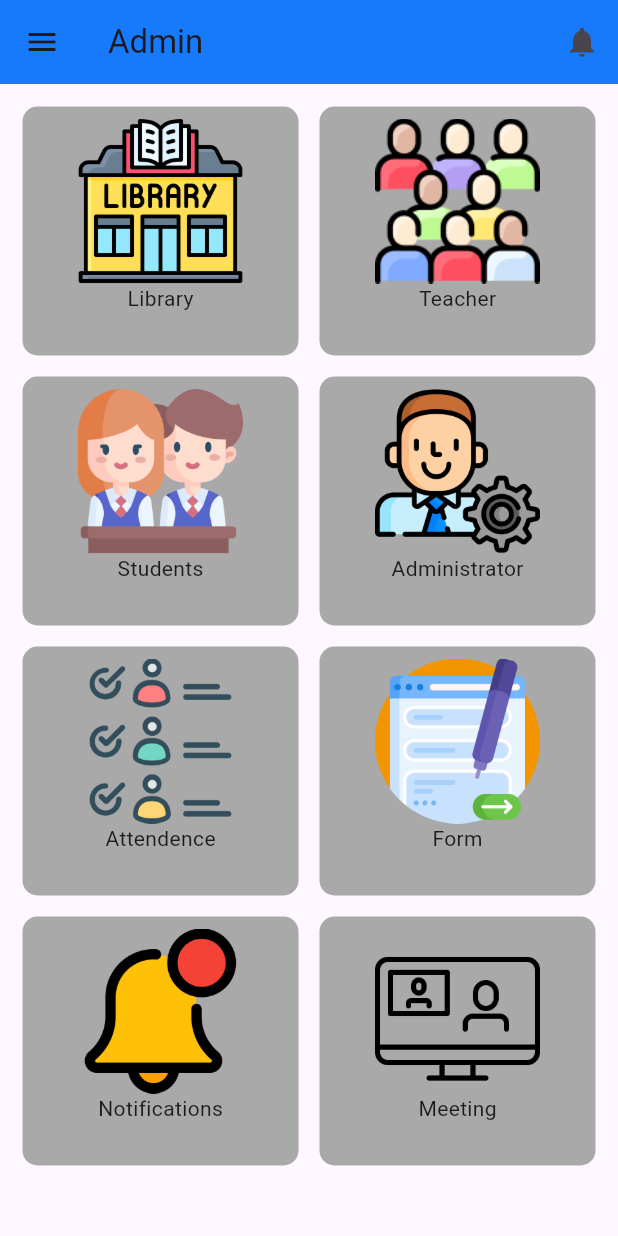
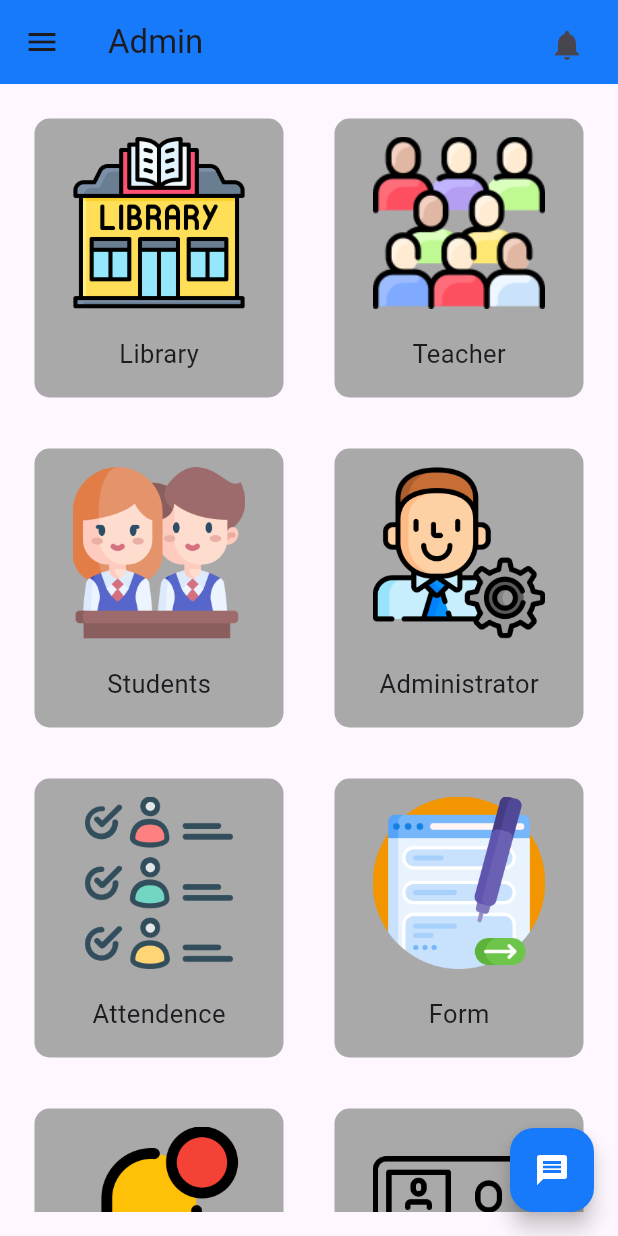
Before and after one commit to amitmahato98/CMS, a Flutter app: the screen it shows after launch, on a phone screen of 412 x 824 dp. Run offline on Flutter 3.47's test engine with Material 3 defaults, Android fonts, the phone set to English and light mode, and no system bars.

Commit message:
chat system decleared

```diff
--- a/lib/main.dart
+++ b/lib/main.dart
@@ -30,7 +30,9 @@ class _MyAppState extends State<MyApp> {
           actions: [
             Builder(
               builder: (context) {
-                return IconButton(
+                return Padding(
+                  padding: const EdgeInsets.all(10.0),
+                  child: IconButton(
                     icon: Icon(Icons.notifications),
                     onPressed: () {
                       Navigator.push(
@@ -40,6 +42,7 @@ class _MyAppState extends State<MyApp> {
                         ),
                       );
                     },
+                  ),
                 );
               },
             ),
--- a/lib/navigations/body/dashboard.dart
+++ b/lib/navigations/body/dashboard.dart
@@ -1,4 +1,5 @@
 import 'package:cms/datatypes/datatypes.dart';
+import 'package:cms/main.dart';
 import 'package:cms/navigations/navbar/navbar.dart';
 import 'package:cms/navigations/screens/admin/admin.dart';
 import 'package:cms/navigations/screens/attendence/attendence.dart';
@@ -24,7 +25,125 @@ class _DashboardState extends State<Dashboard> {
     return MaterialApp(
       debugShowCheckedModeBanner: false,
       home: Scaffold(
-        body: Padding(padding: const EdgeInsets.all(8.0), child: Gridbuild()),
+        body: SizedBox(
+          height: MediaQuery.of(context).size.height,
+          child: Padding(
+            padding: const EdgeInsets.all(16.0),
+            child: Column(
+              mainAxisAlignment: MainAxisAlignment.center,
+              children: [Container(child: Expanded(child: Gridbuild()))],
+            ),
+          ),
+        ),
+        floatingActionButton: FloatingButtonMenu(),
+      ),
+    );
+  }
+}
+
+class FloatingButtonMenu extends StatefulWidget {
+  const FloatingButtonMenu({super.key});
+  @override
+  State<FloatingButtonMenu> createState() => _FloatingButtonMenuState();
+}
+
+class _FloatingButtonMenuState extends State<FloatingButtonMenu> {
+  bool isExpanded = false;
+
+  @override
+  Widget build(BuildContext context) {
+    return Column(
+      mainAxisSize: MainAxisSize.min,
+      crossAxisAlignment: CrossAxisAlignment.end,
+      children: [
+        Visibility(
+          visible: isExpanded,
+          child: Align(
+            alignment: Alignment.centerRight,
+            child: Container(
+              constraints: BoxConstraints(maxWidth: 200),
+              child: Material(
+                elevation: 6,
+                borderRadius: BorderRadius.circular(20),
+                color: Colors.white,
+                child: Padding(
+                  padding: const EdgeInsets.symmetric(
+                    vertical: 10,
+                    horizontal: 15,
+                  ),
+                  child: Column(
+                    mainAxisSize: MainAxisSize.min,
+                    crossAxisAlignment: CrossAxisAlignment.start,
+                    children: [
+                      _buildOption(Icons.school, "Teacher"),
+                      Divider(height: 10, color: Colors.grey[300]),
+                      _buildOption(Icons.person, "Student"),
+                      Divider(height: 10, color: Colors.grey[300]),
+                      _buildOption(Icons.family_restroom, "Parent"),
+                    ],
+                  ),
+                ),
+              ),
+            ),
+          ),
+        ),
+        SizedBox(height: 10),
+
+        FloatingActionButton(
+          onPressed: () {
+            setState(() {
+              isExpanded = !isExpanded;
+            });
+          },
+          backgroundColor: blueColor,
+          child: Icon(
+            isExpanded ? Icons.close : Icons.message,
+            color: Colors.white,
+          ),
+        ),
+      ],
+    );
+  }
+
+  Widget _buildOption(IconData icon, String label) {
+    return GestureDetector(
+      onTap: () {
+        if ("$label" == "Teacher") {
+          setState(() {
+            Navigator.push(
+              context,
+              MaterialPageRoute(builder: (context) => Teacher()),
+            );
+            isExpanded = false;
+          });
+        } else if ("$label" == "Student") {
+          setState(() {
+            Navigator.push(
+              context,
+              MaterialPageRoute(builder: (context) => Student()),
+            );
+            isExpanded = false;
+          });
+        } else if ("$label" == "Parent") {
+          setState(() {
+            Navigator.push(
+              context,
+              MaterialPageRoute(builder: (context) => Dashboard()),
+            );
+            isExpanded = false;
+          });
+        }
+      },
+      child: Row(
+        mainAxisSize: MainAxisSize.min,
+        children: [
+          Icon(icon, color: Colors.blue, size: 24),
+          SizedBox(width: 10),
+          Text(
+            label,
+            style: TextStyle(fontSize: 16, fontWeight: FontWeight.w500),
+          ),
+        ],
       ),
     );
   }
@@ -54,7 +173,9 @@ class _GridbuildState extends State<Gridbuild> {
       itemCount: gridMap.length,
       gridDelegate: SliverGridDelegateWithFixedCrossAxisCount(
         crossAxisCount: 2,
-        mainAxisExtent: 180,
+        crossAxisSpacing: 20,
+        mainAxisExtent: 200,
+        mainAxisSpacing: 20,
       ),
       itemBuilder: (_, index) {
         return Padding(
@@ -113,11 +234,15 @@ class _GridbuildState extends State<Gridbuild> {
                 color: GrayColor,
               ),
               child: Padding(
-                padding: const EdgeInsets.all(8.0),
+                padding: const EdgeInsets.all(12.0),
                 child: Column(
                   children: [
-                    Image.asset(gridMap.elementAt(index)['icon'], height: 110),
-                    Text("${gridMap.elementAt(index)['title']}"),
+                    Image.asset(gridMap.elementAt(index)['icon'], height: 115),
+                    SizedBox(height: 18),
+                    Text(
+                      "${gridMap.elementAt(index)['title']}",
+                      style: TextStyle(fontSize: 17),
+                    ),
                   ],
                 ),
               ),
```
Also changed, not shown: 1 other file. Lines whose indentation alone changed are shown as unchanged.
